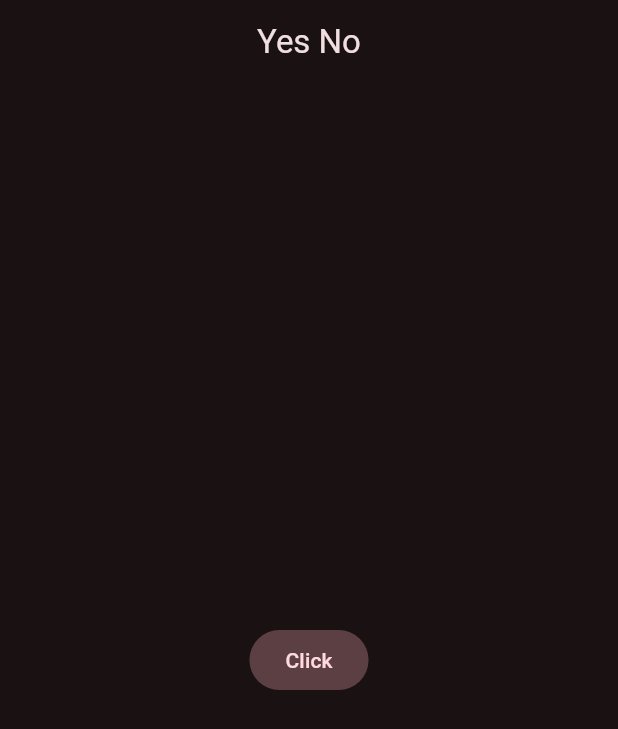
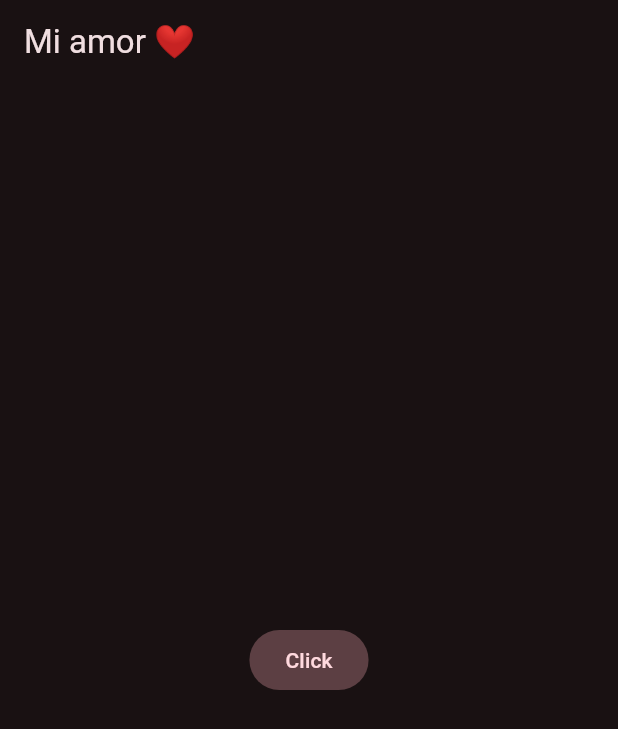
Before and after one commit to willywonka-aaa/yes_no_git, a Flutter app: the screen it shows after launch, on a phone screen of 412 x 824 dp. Shown: the top 729 px of the screen. Run offline on Flutter 3.47's test engine with Material 2 defaults, Android fonts, the phone set to English and light mode, and no system bars.

Commit message:
v68 moviendo el home fuera del archivo main

```diff
--- a/lib/main.dart
+++ b/lib/main.dart
@@ -1,4 +1,5 @@
 import 'package:b_yes_no_git/config/theme/app_theme.dart';
+import 'package:b_yes_no_git/presentation/chat/chat_screen.dart';
 import 'package:flutter/material.dart';
 
 void main() {
@@ -14,15 +15,7 @@ class MainApp extends StatelessWidget {
       title: "Yes No App",
       debugShowCheckedModeBanner: false,
       theme: AppTheme(selectedColor: 3).theme(),
-      home: Scaffold(
-        appBar: AppBar(title: const Center(child: Text("Yes No"))),
-        body: Center(
-          child: FilledButton.tonal(
-            onPressed: () {},
-            child: const Text("Click"),
-          ),
-        ),
-      ),
+      home: const ChatScreen()
     );
   }
 }
--- /dev/null
+++ b/lib/presentation/chat/chat_screen.dart
@@ -0,0 +1,18 @@
+import 'package:flutter/material.dart';
+
+class ChatScreen extends StatelessWidget {
+  const ChatScreen({super.key});
+
+  @override
+  Widget build(BuildContext context) {
+    return Scaffold(
+      appBar: AppBar(title: const Text("Mi amor ❤️")),
+      body: Center(
+        child: FilledButton.tonal(
+          onPressed: () {},
+          child: const Text("Click"),
+        ),
+      ),
+    );
+  }
+}
```
